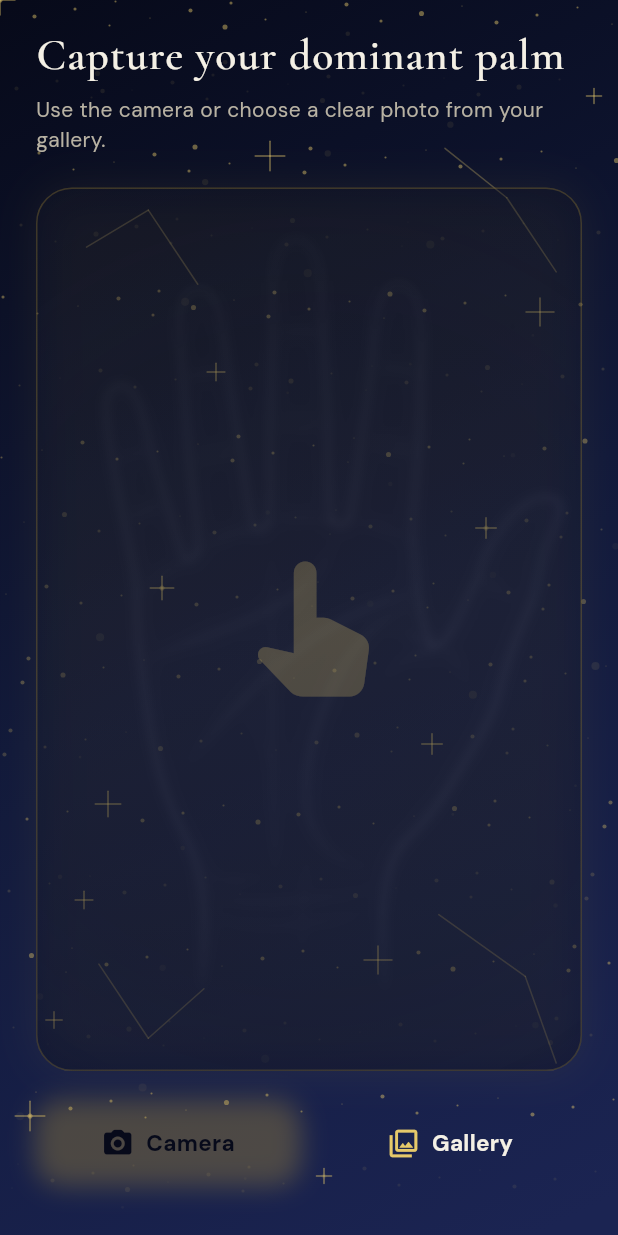
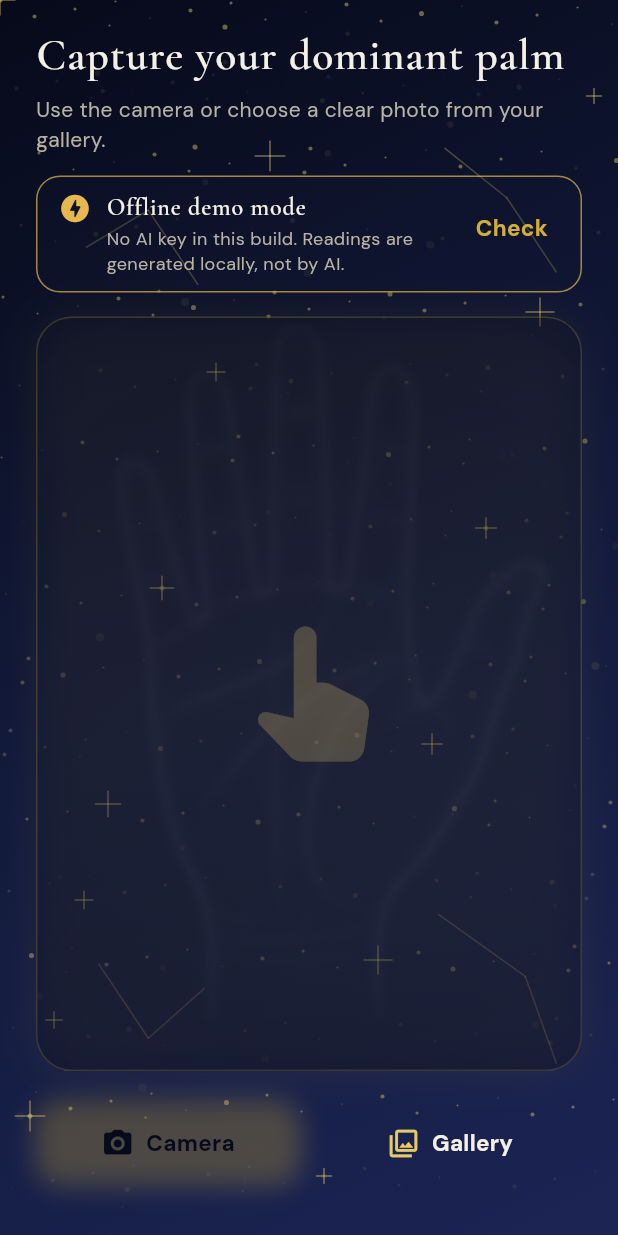
Before and after one commit to PratikBansod95/palm_reader, a Flutter app: the PalmCaptureScreen screen opened by its route, on a phone screen of 412 x 824 dp. Run offline on Flutter 3.47's test engine with Material 3 defaults, Android fonts, the phone set to English and light mode, and no system bars; our stand-ins replace flutter_riverpod, go_router, google_fonts, image_picker, permission_handler.

Commit message:
Add in-app Live AI vs demo status checks.
Show connection status on onboarding/capture/scan and label each reading as Live AI or Offline demo, with a Check button that pings OpenRouter.

Co-authored-by: Cursor <cursoragent@cursor.com>

```diff
--- a/lib/features/onboarding/language_hand_screen.dart
+++ b/lib/features/onboarding/language_hand_screen.dart
@@ -5,6 +5,7 @@ import 'package:go_router/go_router.dart';
 
 import '../../core/theme/colors.dart';
 import '../../models/reading_context_model.dart';
+import '../../widgets/ai_status_banner.dart';
 import '../../widgets/animated_background.dart';
 
 class LanguageHandScreen extends StatefulWidget {
@@ -63,6 +64,8 @@ class _LanguageHandScreenState extends State<LanguageHandScreen> {
                               ),
                             ),
                             const SizedBox(height: 22),
+                            const AiStatusBanner(),
+                            const SizedBox(height: 18),
                             const _StepLabel(text: 'Step 1 of 3'),
                             const SizedBox(height: 24),
                             const _SectionHeading(
--- a/lib/features/palm_capture/palm_capture_screen.dart
+++ b/lib/features/palm_capture/palm_capture_screen.dart
@@ -11,6 +11,7 @@ import 'package:permission_handler/permission_handler.dart';
 import '../../core/theme/colors.dart';
 import '../../models/reading_context_model.dart';
 import '../../services/image_validator.dart';
+import '../../widgets/ai_status_banner.dart';
 import '../../widgets/animated_background.dart';
 
 const List<double> _kDesaturateMatrix = <double>[
@@ -202,7 +203,9 @@ class _PalmCaptureScreenState extends ConsumerState<PalmCaptureScreen>
                           'Use the camera or choose a clear photo from your gallery.',
                           style: textTheme.bodyMedium,
                         ),
-                        const SizedBox(height: 22),
+                        const SizedBox(height: 14),
+                        const AiStatusBanner(compact: true),
+                        const SizedBox(height: 16),
                         Expanded(
                           child: DecoratedBox(
                             decoration: BoxDecoration(
--- a/lib/models/palm_result_model.dart
+++ b/lib/models/palm_result_model.dart
@@ -1,3 +1,5 @@
+enum AnalysisSource { demo, openrouter, backend }
+
 class PalmResultModel {
   const PalmResultModel({
     required this.fullReading,
@@ -8,6 +10,7 @@ class PalmResultModel {
     required this.challenges,
     required this.guidance,
     required this.followUps,
+    this.source = AnalysisSource.demo,
   });
 
   final String fullReading;
@@ -18,6 +21,10 @@ class PalmResultModel {
   final String challenges;
   final String guidance;
   final List<String> followUps;
+  final AnalysisSource source;
+
+  bool get isLiveAi =>
+      source == AnalysisSource.openrouter || source == AnalysisSource.backend;
 
   factory PalmResultModel.fromMap(Map<String, dynamic> map) {
     return PalmResultModel(
@@ -31,6 +38,7 @@ class PalmResultModel {
       followUps: (map['followUps'] as List<dynamic>? ?? [])
           .map((e) => e.toString())
           .toList(),
+      source: AnalysisSource.demo,
     );
   }
 }
--- /dev/null
+++ b/lib/services/ai_status_service.dart
@@ -0,0 +1,136 @@
+import 'dart:convert';
+
+import 'package:flutter_riverpod/flutter_riverpod.dart';
+import 'package:http/http.dart' as http;
+
+import '../config/secrets.dart';
+import '../services/palm_analysis_service.dart';
+
+enum AiConnectionState {
+  unknown,
+  checking,
+  live,
+  offlineDemo,
+  error,
+}
+
+class AiStatus {
+  const AiStatus({
+    required this.state,
+    required this.title,
+    required this.detail,
+  });
+
+  final AiConnectionState state;
+  final String title;
+  final String detail;
+
+  bool get isLive => state == AiConnectionState.live;
+}
+
+final aiStatusServiceProvider = Provider<AiStatusService>((ref) {
+  return AiStatusService(httpClient: http.Client());
+});
+
+class AiStatusService {
+  AiStatusService({required this.httpClient});
+
+  final http.Client httpClient;
+
+  AiStatus currentConfiguredStatus() {
+    final provider = PalmAnalysisService(httpClient: httpClient).provider;
+    switch (provider) {
+      case AnalysisProvider.openrouter:
+        return const AiStatus(
+          state: AiConnectionState.live,
+          title: 'Live AI ready',
+          detail: 'OpenRouter key loaded. Palm scans will use real AI.',
+        );
+      case AnalysisProvider.backend:
+        return const AiStatus(
+          state: AiConnectionState.live,
+          title: 'Backend AI ready',
+          detail: 'App will use your backend analysis server.',
+        );
+      case AnalysisProvider.demo:
+        return const AiStatus(
+          state: AiConnectionState.offlineDemo,
+          title: 'Offline demo mode',
+          detail:
+              'No AI key in this build. Readings are generated locally, not by AI.',
+        );
+    }
+  }
+
+  Future<AiStatus> checkLiveConnection() async {
+    final configured = currentConfiguredStatus();
+    if (configured.state == AiConnectionState.offlineDemo) {
+      return configured;
+    }
+
+    if (openRouterApiKey.isEmpty) {
+      return const AiStatus(
+        state: AiConnectionState.offlineDemo,
+        title: 'Offline demo mode',
+        detail: 'OpenRouter key is missing in this install.',
+      );
+    }
+
+    try {
+      final response = await httpClient
+          .get(
+            Uri.parse('https://openrouter.ai/api/v1/models'),
+            headers: {
+              'Authorization': 'Bearer $openRouterApiKey',
+              'Content-Type': 'application/json',
+            },
+          )
+          .timeout(const Duration(seconds: 20));
+
+      if (response.statusCode >= 200 && response.statusCode < 300) {
+        var modelHint = 'google/gemma-4-26b-a4b-it:free';
+        try {
+          final decoded = jsonDecode(response.body);
+          if (decoded is Map && decoded['data'] is List) {
+            final models = decoded['data'] as List;
+            final hasGemma = models.any((m) {
+              if (m is Map && m['id'] is String) {
+                return (m['id'] as String).contains('gemma-4-26b');
+              }
+              return false;
+            });
+            if (hasGemma) {
+              modelHint = 'Gemma 4 vision model available';
+            }
+          }
+        } catch (_) {}
+
+        return AiStatus(
+          state: AiConnectionState.live,
+          title: 'AI is working',
+          detail: 'Connected to OpenRouter. $modelHint',
+        );
+      }
+
+      if (response.statusCode == 401 || response.statusCode == 403) {
+        return const AiStatus(
+          state: AiConnectionState.error,
+          title: 'AI key rejected',
+          detail: 'OpenRouter rejected the API key. Rebuild with a valid key.',
+        );
+      }
+
+      return AiStatus(
+        state: AiConnectionState.error,
+        title: 'AI check failed',
+        detail: 'OpenRouter returned status ${response.statusCode}.',
+      );
+    } catch (error) {
+      return AiStatus(
+        state: AiConnectionState.error,
+        title: 'AI unreachable',
+        detail: 'Could not reach OpenRouter. Check internet and try again.',
+      );
+    }
+  }
+}
--- a/lib/services/palm_analysis_service.dart
+++ b/lib/services/palm_analysis_service.dart
@@ -155,6 +155,7 @@ class PalmAnalysisService {
         challenges: '',
         guidance: '',
         followUps: const [],
+        source: AnalysisSource.openrouter,
       );
     } catch (error) {
       throw Exception(_friendlyNetworkError(error.toString()));
@@ -192,6 +193,7 @@ class PalmAnalysisService {
       challenges: '',
       guidance: '',
       followUps: const [],
+      source: AnalysisSource.demo,
     );
   }
 
@@ -245,6 +247,7 @@ class PalmAnalysisService {
         challenges: '',
         guidance: '',
         followUps: const [],
+        source: AnalysisSource.backend,
       );
     } catch (error) {
       throw Exception(_friendlyNetworkError(error.toString()));
--- /dev/null
+++ b/lib/widgets/ai_status_banner.dart
@@ -0,0 +1,175 @@
+import 'package:flutter/material.dart';
+import 'package:flutter_riverpod/flutter_riverpod.dart';
+
+import '../core/theme/colors.dart';
+import '../services/ai_status_service.dart';
+
+class AiStatusBanner extends ConsumerStatefulWidget {
+  const AiStatusBanner({
+    super.key,
+    this.compact = false,
+    this.showCheckButton = true,
+  });
+
+  final bool compact;
+  final bool showCheckButton;
+
+  @override
+  ConsumerState<AiStatusBanner> createState() => _AiStatusBannerState();
+}
+
+class _AiStatusBannerState extends ConsumerState<AiStatusBanner> {
+  late AiStatus _status;
+  bool _checking = false;
+
+  @override
+  void initState() {
+    super.initState();
+    _status = ref.read(aiStatusServiceProvider).currentConfiguredStatus();
+  }
+
+  Future<void> _runCheck() async {
+    setState(() {
+      _checking = true;
+      _status = const AiStatus(
+        state: AiConnectionState.checking,
+        title: 'Checking AI…',
+        detail: 'Contacting OpenRouter to verify the connection.',
+      );
+    });
+
+    final result = await ref.read(aiStatusServiceProvider).checkLiveConnection();
+    if (!mounted) return;
+    setState(() {
+      _checking = false;
+      _status = result;
+    });
+  }
+
+  Color get _accent {
+    switch (_status.state) {
+      case AiConnectionState.live:
+        return const Color(0xFF7DCEA0);
+      case AiConnectionState.offlineDemo:
+        return const Color(0xFFE6B84F);
+      case AiConnectionState.error:
+        return const Color(0xFFE07A7A);
+      case AiConnectionState.checking:
+      case AiConnectionState.unknown:
+        return AppColors.softGold;
+    }
+  }
+
+  IconData get _icon {
+    switch (_status.state) {
+      case AiConnectionState.live:
+        return Icons.verified_rounded;
+      case AiConnectionState.offlineDemo:
+        return Icons.offline_bolt_rounded;
+      case AiConnectionState.error:
+        return Icons.error_outline_rounded;
+      case AiConnectionState.checking:
+        return Icons.sync_rounded;
+      case AiConnectionState.unknown:
+        return Icons.help_outline_rounded;
+    }
+  }
+
+  @override
+  Widget build(BuildContext context) {
+    return Container(
+      width: double.infinity,
+      padding: EdgeInsets.fromLTRB(
+        14,
+        widget.compact ? 10 : 12,
+        10,
+        widget.compact ? 10 : 12,
+      ),
+      decoration: BoxDecoration(
+        color: AppColors.cardBase,
+        borderRadius: BorderRadius.circular(16),
+        border: Border.all(color: _accent.withValues(alpha: 0.7)),
+      ),
+      child: Row(
+        crossAxisAlignment: CrossAxisAlignment.start,
+        children: [
+          Icon(_icon, color: _accent, size: 22),
+          const SizedBox(width: 10),
+          Expanded(
+            child: Column(
+              crossAxisAlignment: CrossAxisAlignment.start,
+              children: [
+                Text(
+                  _status.title,
+                  style: Theme.of(context).textTheme.titleLarge?.copyWith(
+                        fontSize: widget.compact ? 16 : 18,
+                        color: AppColors.textPrimary,
+                      ),
+                ),
+                const SizedBox(height: 2),
+                Text(
+                  _status.detail,
+                  style: Theme.of(context).textTheme.bodyMedium?.copyWith(
+                        fontSize: widget.compact ? 12 : 13,
+                        color: AppColors.textMuted,
+                      ),
+                ),
+              ],
+            ),
+          ),
+          if (widget.showCheckButton) ...[
+            const SizedBox(width: 8),
+            TextButton(
+              onPressed: _checking ? null : _runCheck,
+              child: _checking
+                  ? const SizedBox(
+                      width: 16,
+                      height: 16,
+                      child: CircularProgressIndicator(strokeWidth: 2),
+                    )
+                  : const Text('Check'),
+            ),
+          ],
+        ],
+      ),
+    );
+  }
+}
+
+class AiSourceChip extends StatelessWidget {
+  const AiSourceChip({required this.isLiveAi, super.key});
+
+  final bool isLiveAi;
+
+  @override
+  Widget build(BuildContext context) {
+    final color = isLiveAi ? const Color(0xFF7DCEA0) : const Color(0xFFE6B84F);
+    return Container(
+      padding: const EdgeInsets.symmetric(horizontal: 12, vertical: 7),
+      decoration: BoxDecoration(
+        color: color.withValues(alpha: 0.12),
+        borderRadius: BorderRadius.circular(999),
+        border: Border.all(color: color.withValues(alpha: 0.8)),
+      ),
+      child: Row(
+        mainAxisSize: MainAxisSize.min,
+        children: [
+          Icon(
+            isLiveAi ? Icons.auto_awesome : Icons.offline_bolt_rounded,
+            size: 16,
+            color: color,
+          ),
+          const SizedBox(width: 6),
+          Text(
+            isLiveAi ? 'Live AI reading' : 'Offline demo reading',
+            style: Theme.of(context).textTheme.bodyMedium?.copyWith(
+                  color: color,
+                  fontWeight: FontWeight.w600,
+                  fontSize: 13,
+                ),
+          ),
+        ],
+      ),
+    );
+  }
+}
```
Also changed, not shown: lib/features/palm_analysis/result_screen.dart (+7 -1 lines), lib/features/palm_capture/scanning_screen.dart (+8 -4 lines).
